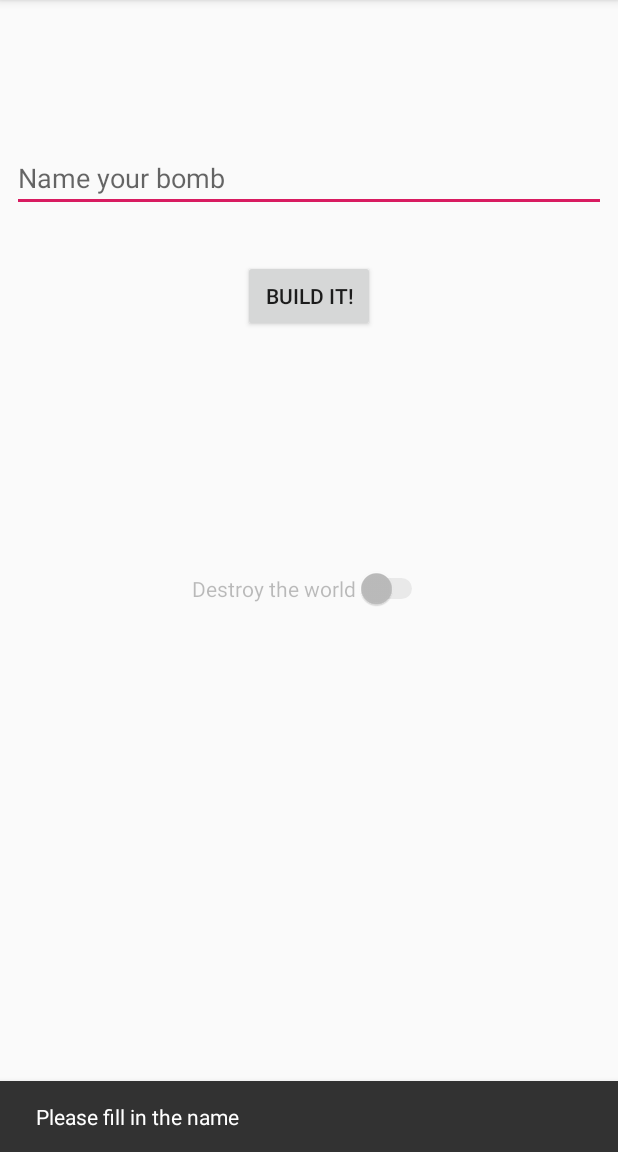
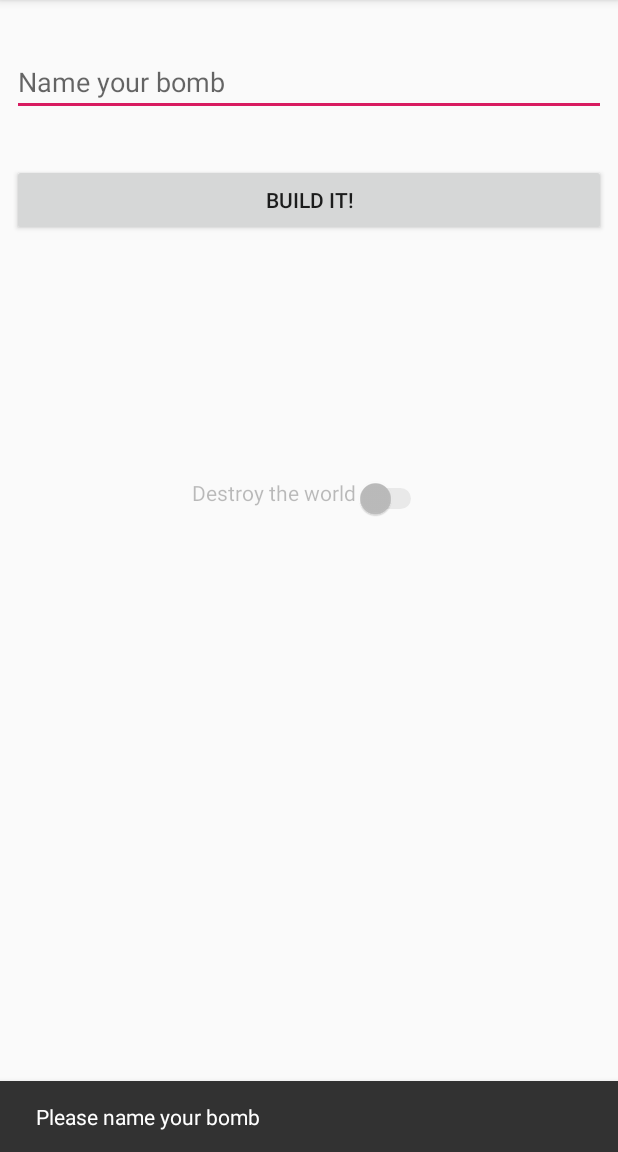
Before and after one commit to alexpadillarosas/3-Android-CreateYourBomb, an Android app: the screen it shows after launch (MainActivity), after a tap on "BUILD IT!", on a phone screen of 412 x 824 dp, the part 84-1236 px from its top. Run offline under Robolectric (Android 15) with nearby library versions, the phone set to English and light mode, and no system bars.

Commit message:
Rename the message when leaving empty the bomb name. Modify the UI layouts to make it responsive, and be centered in the screen

```diff
--- a/app/src/main/java/com/example/android/myswitchingscreenwithobjectsapp/MainActivity.java
+++ b/app/src/main/java/com/example/android/myswitchingscreenwithobjectsapp/MainActivity.java
@@ -45,10 +45,10 @@ public class MainActivity extends AppCompatActivity {
         Bomb bomb = new Bomb();
         TextView bombNameTextView = findViewById(R.id.bombNameTextView);
 
-        if(bombNameTextView.getText().toString().isEmpty()) {
+        if(bombNameTextView.getText().toString().trim().isEmpty()) {
             //using a Snackbar, similar to Toast it shows a message to the user, but the former one can be dismissed by the user.
             //it's recommended to use Snackbar.
-            Snackbar.make(view, "Please fill in the name", Snackbar.LENGTH_SHORT).show();
+            Snackbar.make(view, "Please name your bomb", Snackbar.LENGTH_SHORT).show();
             return;
         }
 
--- a/app/src/main/res/layout/activity_main.xml
+++ b/app/src/main/res/layout/activity_main.xml
@@ -21,7 +21,7 @@
 
     <Button
         android:id="@+id/button"
-        android:layout_width="wrap_content"
+        android:layout_width="0dp"
         android:layout_height="wrap_content"
         android:layout_marginStart="8dp"
         android:layout_marginLeft="8dp"
@@ -42,7 +42,7 @@
         android:layout_height="wrap_content"
         android:layout_marginStart="8dp"
         android:layout_marginLeft="8dp"
-        android:layout_marginTop="96dp"
+        android:layout_marginTop="32dp"
         android:layout_marginEnd="8dp"
         android:layout_marginRight="8dp"
         android:ems="10"
@@ -60,11 +60,11 @@
         android:layout_height="97dp"
         android:layout_marginStart="8dp"
         android:layout_marginLeft="8dp"
-        android:layout_marginTop="40dp"
+        android:layout_marginTop="32dp"
         android:layout_marginEnd="8dp"
         android:layout_marginRight="8dp"
         app:layout_constraintEnd_toEndOf="parent"
-        app:layout_constraintHorizontal_bias="0.497"
+        app:layout_constraintHorizontal_bias="0.502"
         app:layout_constraintStart_toStartOf="parent"
         app:layout_constraintTop_toBottomOf="@+id/button"
         tools:srcCompat="@tools:sample/avatars" />
@@ -75,27 +75,29 @@
         android:layout_height="wrap_content"
         android:layout_marginStart="8dp"
         android:layout_marginLeft="8dp"
-        android:layout_marginTop="20dp"
+        android:layout_marginTop="32dp"
         android:layout_marginEnd="8dp"
         android:layout_marginRight="8dp"
+        android:enabled="false"
         android:text="Destroy the world"
-        android:enabled="false"
+        android:gravity="center_horizontal"
         app:layout_constraintEnd_toEndOf="parent"
-        app:layout_constraintHorizontal_bias="0.502"
         app:layout_constraintStart_toStartOf="parent"
         app:layout_constraintTop_toBottomOf="@+id/currentBombImageView" />
 
     <TextView
         android:id="@+id/messageTextView"
-        android:layout_width="wrap_content"
+        android:layout_width="0dp"
         android:layout_height="wrap_content"
         android:layout_marginStart="8dp"
         android:layout_marginLeft="8dp"
-        android:layout_marginTop="28dp"
+        android:layout_marginTop="32dp"
         android:layout_marginEnd="8dp"
         android:layout_marginRight="8dp"
+        android:gravity="center_horizontal"
         android:text=""
         app:layout_constraintEnd_toEndOf="parent"
+        app:layout_constraintHorizontal_bias="0.501"
         app:layout_constraintStart_toStartOf="parent"
         app:layout_constraintTop_toBottomOf="@+id/destroyTheWorldSwitch" />
 
--- a/app/src/main/res/layout/activity_second.xml
+++ b/app/src/main/res/layout/activity_second.xml
@@ -60,13 +60,14 @@
 
     <TextView
         android:id="@+id/bombNameSecondTextView"
-        android:layout_width="wrap_content"
+        android:layout_width="0dp"
         android:layout_height="wrap_content"
         android:layout_marginStart="8dp"
         android:layout_marginLeft="8dp"
         android:layout_marginEnd="8dp"
         android:layout_marginRight="8dp"
         android:layout_marginBottom="8dp"
+        android:gravity="center"
         android:text="TextView"
         app:layout_constraintBottom_toTopOf="@+id/textView2"
         app:layout_constraintEnd_toEndOf="parent"
@@ -75,13 +76,14 @@
 
     <TextView
         android:id="@+id/textView2"
-        android:layout_width="wrap_content"
+        android:layout_width="0dp"
         android:layout_height="wrap_content"
         android:layout_marginStart="8dp"
         android:layout_marginLeft="8dp"
         android:layout_marginEnd="8dp"
         android:layout_marginRight="8dp"
         android:layout_marginBottom="76dp"
+        android:gravity="center"
         android:text="Select Your Bomb type"
         app:layout_constraintBottom_toTopOf="@+id/bomb2imageView"
         app:layout_constraintEnd_toEndOf="parent"
```
